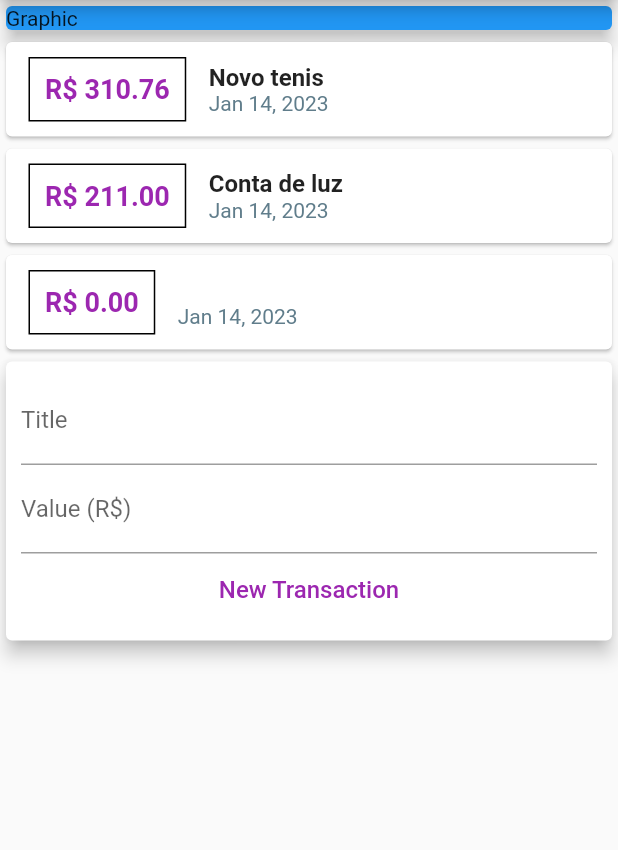
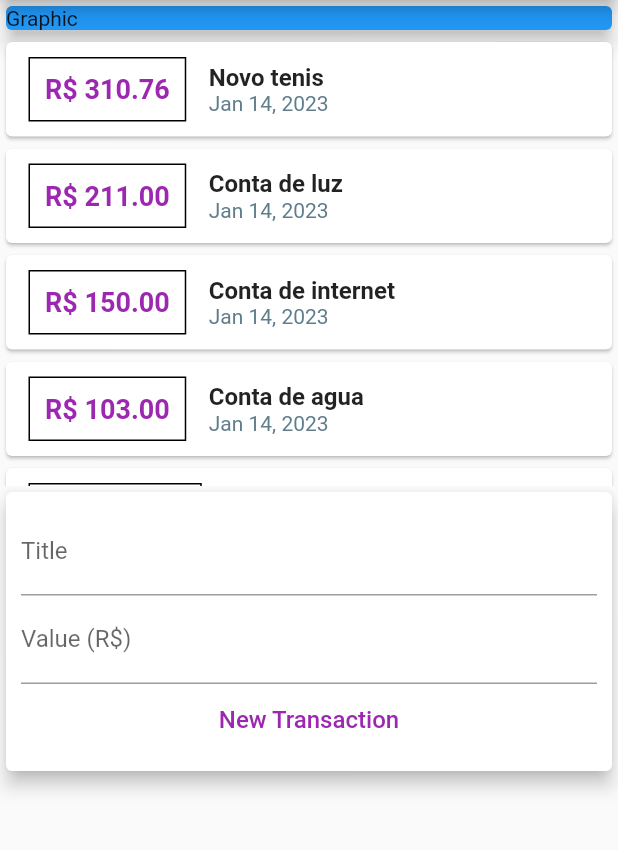
Before and after one commit to Luis020-hub/Despesas-Pessoais-Flutter, a Flutter app: the screen it shows after launch, after a tap on "New Transaction", on a phone screen of 412 x 824 dp, the part 84-934 px from its top. Run offline on Flutter 3.47's test engine with Material 2 defaults, Android fonts, the phone set to English and light mode, and no system bars.

```diff
--- a/lib/components/transaction_list.dart
+++ b/lib/components/transaction_list.dart
@@ -9,7 +9,10 @@ class TransactionList extends StatelessWidget {
 
   @override
   Widget build(BuildContext context) {
-    return Column(
+    return Container(
+      height: 300,
+      child: SingleChildScrollView(
+        child: Column(
           children: transactions.map((tr) {
             return Card(
               child: Row(children: [
@@ -55,6 +58,8 @@ class TransactionList extends StatelessWidget {
               ]),
             );
           }).toList(),
+        ),
+      ),
     );
   }
 }
--- a/lib/components/transaction_user.dart
+++ b/lib/components/transaction_user.dart
@@ -25,6 +25,48 @@ class _TransactionUserState extends State<TransactionUser> {
       value: 211,
       date: DateTime.now(),
     ),
+    Transaction(
+      id: 't3',
+      title: 'Conta de internet',
+      value: 150,
+      date: DateTime.now(),
+    ),
+    Transaction(
+      id: 't4',
+      title: 'Conta de agua',
+      value: 103,
+      date: DateTime.now(),
+    ),
+    Transaction(
+      id: 't5',
+      title: 'Celular',
+      value: 1999.99,
+      date: DateTime.now(),
+    ),
+    Transaction(
+      id: 't6',
+      title: 'Placa de video',
+      value: 659.99,
+      date: DateTime.now(),
+    ),
+    Transaction(
+      id: 't7',
+      title: 'Ração',
+      value: 110,
+      date: DateTime.now(),
+    ),
+    Transaction(
+      id: 't8',
+      title: 'Bermuda',
+      value: 60,
+      date: DateTime.now(),
+    ),
+    Transaction(
+      id: 't9',
+      title: 'Camiseta',
+      value: 39.99,
+      date: DateTime.now(),
+    ),
   ];
 
   _addTransaction(String title, double value) {
--- a/lib/main.dart
+++ b/lib/main.dart
@@ -22,7 +22,8 @@ class MyHomePage extends StatelessWidget {
       appBar: AppBar(
         title: const Text("Expenses"),
       ),
-      body: Column(
+      body: SingleChildScrollView(
+        child: Column(
           crossAxisAlignment: CrossAxisAlignment.stretch,
           children: const <Widget>[
             SizedBox(
@@ -35,6 +36,7 @@ class MyHomePage extends StatelessWidget {
             TransactionUser(),
           ],
         ),
+      ),
     );
   }
 }
```
Lines whose indentation alone changed are shown as unchanged.
